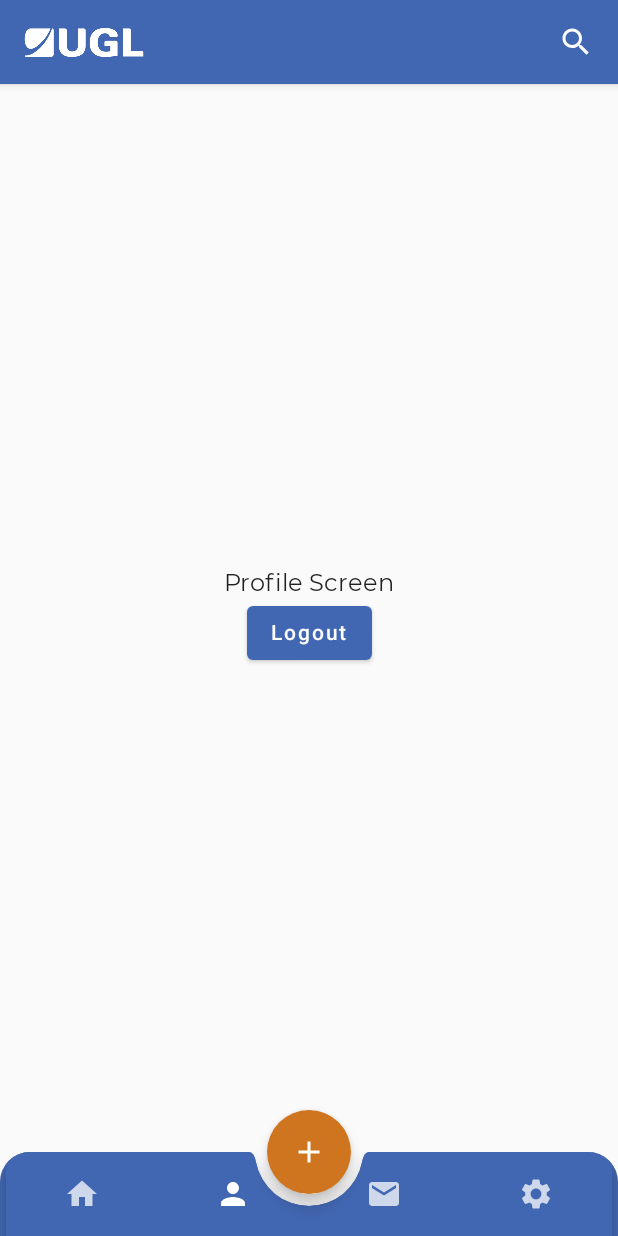
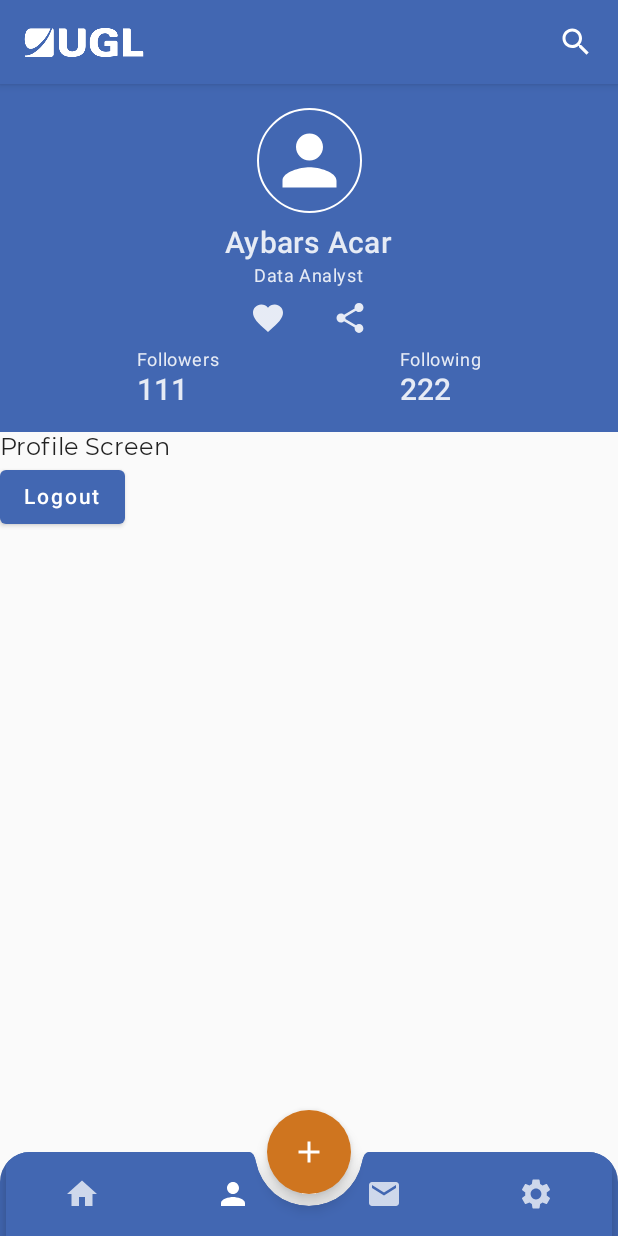
Before and after one commit to AybarsAcar/UglConsumablesAppAndroid, an Android app built with Jetpack Compose: the Home screen opened through its navigation route, item 2 of the bottom bar chosen, on a phone screen of 412 x 824 dp. Run offline under Robolectric (Android 15) with nearby library versions, the phone set to English and light mode, and no system bars; our stand-ins replace Dagger/Hilt's generated code, accompanist.

```diff
--- a/app/src/main/java/com/aybarsacar/uglconsumables/data/remote/UglConsumablesAppApi.kt
+++ b/app/src/main/java/com/aybarsacar/uglconsumables/data/remote/UglConsumablesAppApi.kt
@@ -12,7 +12,6 @@ interface UglConsumablesAppApi {
   @GET("User")
   suspend fun getUsers(): List<AccountDto>
 
-
   @GET("User/email/{email}")
   suspend fun getUserByEmail(@Path("email") email: String): AccountDto
 
@@ -22,10 +21,8 @@ interface UglConsumablesAppApi {
   @POST("Account")
   suspend fun getCurrentUser(): AccountDto
 
-
   @POST("Account/register")
   suspend fun register(@Body registerAccountDetails: RegisterAccountDetails): AccountDto
-
 
   @POST("Account/login")
   suspend fun login(@Body loginAccountDetails: LoginAccountDetails): AccountDto
--- a/app/src/main/java/com/aybarsacar/uglconsumables/data/remote/dto/ConsumableDto.kt
+++ b/app/src/main/java/com/aybarsacar/uglconsumables/data/remote/dto/ConsumableDto.kt
@@ -22,7 +22,7 @@ data class ConsumableDto(
 )
 
 
-data class CreateConsumableDto(
+data class ConsumableFormValues(
   val sapId: Int = -1,
   val description: String = "",
   val unitOfMeasure: String = "",
--- a/app/src/main/java/com/aybarsacar/uglconsumables/domain/repository/AreaOfWorkRepository.kt
+++ b/app/src/main/java/com/aybarsacar/uglconsumables/domain/repository/AreaOfWorkRepository.kt
@@ -10,5 +10,5 @@ interface AreaOfWorkRepository {
 
   fun getAreaOfWorks(): Flow<Resource<List<AreaOfWorkDto>>>
 
-  suspend fun createAreaOfWork(areaOfWork: AreaOfWorkFormValues)
+  fun createAreaOfWork(areaOfWork: AreaOfWorkFormValues): Flow<Resource<Unit>>
 }
--- a/app/src/main/java/com/aybarsacar/uglconsumables/ui/theme/Color.kt
+++ b/app/src/main/java/com/aybarsacar/uglconsumables/ui/theme/Color.kt
@@ -66,6 +66,10 @@ val Colors.addEditImageBackground: Color
   @Composable
   get() = if (isLight) MediumGray else ElevatedBackgroundGray
 
+val Colors.profileHeaderBackground: Color
+  @Composable
+  get() = if (isLight) DefaultBlue else SurfaceGray
+
 val Colors.taskItemTextColor: Color
   @Composable
   get() = if (isLight) DarkGray else LightGray
--- a/app/src/main/java/com/aybarsacar/uglconsumables/view/create_edit/CreateEditPage.kt
+++ b/app/src/main/java/com/aybarsacar/uglconsumables/view/create_edit/CreateEditPage.kt
@@ -97,7 +97,7 @@ fun CreateEditPage(
           when (tabData[index].first) {
 
             "Area of Work" -> {
-              CreateEditAreaOfWorkTab()
+              CreateEditAreaOfWorkTab(navController = navController)
             }
 
             "Consumable" -> {
--- a/app/src/main/java/com/aybarsacar/uglconsumables/view/home/profile_screen/ProfileScreen.kt
+++ b/app/src/main/java/com/aybarsacar/uglconsumables/view/home/profile_screen/ProfileScreen.kt
@@ -1,16 +1,15 @@
 package com.aybarsacar.uglconsumables.view.home.profile_screen
 
-import androidx.compose.foundation.layout.Arrangement
 import androidx.compose.foundation.layout.Column
 import androidx.compose.foundation.layout.fillMaxSize
 import androidx.compose.material.Button
 import androidx.compose.material.Text
 import androidx.compose.runtime.Composable
-import androidx.compose.ui.Alignment
 import androidx.compose.ui.Modifier
 import androidx.hilt.navigation.compose.hiltViewModel
 import com.aybarsacar.uglconsumables.navigation.Router
 import com.aybarsacar.uglconsumables.navigation.Screen
+import com.aybarsacar.uglconsumables.view.home.profile_screen.components.ProfileHeader
 import com.aybarsacar.uglconsumables.view.login_register.LoginRegisterViewModel
 
 
@@ -20,11 +19,16 @@ fun ProfileScreen(
   viewModel: LoginRegisterViewModel = hiltViewModel()
 ) {
 
+
   Column(
     modifier = Modifier.fillMaxSize(),
-    verticalArrangement = Arrangement.Center,
-    horizontalAlignment = Alignment.CenterHorizontally
   ) {
+
+    ProfileHeader(
+      username = "Aybars Acar",
+      department = "Data Analyst"
+    )
+
     Text(text = "Profile Screen")
 
     Button(onClick = {
--- /dev/null
+++ b/app/src/main/java/com/aybarsacar/uglconsumables/view/home/profile_screen/components/ProfileHeader.kt
@@ -0,0 +1,137 @@
+package com.aybarsacar.uglconsumables.view.home.profile_screen.components
+
+import androidx.compose.foundation.BorderStroke
+import androidx.compose.foundation.Image
+import androidx.compose.foundation.border
+import androidx.compose.foundation.layout.*
+import androidx.compose.foundation.shape.CircleShape
+import androidx.compose.material.Icon
+import androidx.compose.material.MaterialTheme
+import androidx.compose.material.Surface
+import androidx.compose.material.Text
+import androidx.compose.material.icons.Icons
+import androidx.compose.material.icons.filled.Favorite
+import androidx.compose.material.icons.filled.Person
+import androidx.compose.material.icons.filled.Share
+import androidx.compose.runtime.Composable
+import androidx.compose.ui.Alignment
+import androidx.compose.ui.Modifier
+import androidx.compose.ui.draw.clip
+import androidx.compose.ui.graphics.Color
+import androidx.compose.ui.graphics.ColorFilter
+import androidx.compose.ui.tooling.preview.Preview
+import androidx.compose.ui.unit.dp
+import com.aybarsacar.uglconsumables.ui.theme.UglConsumablesTheme
+import com.aybarsacar.uglconsumables.ui.theme.profileHeaderBackground
+
+
+@Composable
+fun ProfileHeader(
+  username: String,
+  department: String
+) {
+  Surface(
+    color = MaterialTheme.colors.profileHeaderBackground
+  ) {
+
+    Column(
+      modifier = Modifier
+        .padding(16.dp)
+        .fillMaxWidth()
+        .wrapContentHeight(),
+      horizontalAlignment = Alignment.CenterHorizontally,
+    ) {
+
+      Image(
+        modifier = Modifier
+          .size(70.dp)
+          .border(
+            border = BorderStroke(1.dp, color = Color.White),
+            shape = CircleShape
+          )
+          .clip(shape = CircleShape)
+          .padding(8.dp),
+        imageVector = Icons.Filled.Person,
+        contentDescription = "Profile Image",
+        colorFilter = ColorFilter.tint(Color.White)
+      )
+
+      Spacer(modifier = Modifier.height(8.dp))
+
+      Text(text = username, style = MaterialTheme.typography.h6)
+
+      Spacer(modifier = Modifier.height(2.dp))
+
+      Text(text = department, style = MaterialTheme.typography.caption)
+
+      Spacer(modifier = Modifier.height(8.dp))
+
+      Row(
+        modifier = Modifier.fillMaxWidth(),
+        horizontalArrangement = Arrangement.Center
+      ) {
+
+        Icon(
+          modifier = Modifier.padding(end = 15.dp),
+          imageVector = Icons.Default.Favorite,
+          contentDescription = "Favourite"
+        )
+        Icon(
+          modifier = Modifier.padding(start = 15.dp),
+          imageVector = Icons.Default.Share,
+          contentDescription = "Share"
+        )
+      }
+
+      Spacer(modifier = Modifier.height(8.dp))
+
+      FollowView()
+    }
+  }
+}
+
+
+@Composable
+fun FollowView() {
+
+  Row(modifier = Modifier.fillMaxWidth(), horizontalArrangement = Arrangement.Center) {
+
+    Column(
+      modifier = Modifier.padding(end = 60.dp),
+      verticalArrangement = Arrangement.Center
+    ) {
+      Text(text = "Followers", style = MaterialTheme.typography.caption)
+      Text(text = "111", style = MaterialTheme.typography.h6)
+    }
+
+    Column(
+      modifier = Modifier.padding(start = 60.dp),
+      verticalArrangement = Arrangement.Center
+    ) {
+      Text(text = "Following", style = MaterialTheme.typography.caption)
+      Text(text = "222", style = MaterialTheme.typography.h6)
+    }
+  }
+
+}
+
+
+@Preview
+@Composable
+fun ProfileHeaderPreview() {
+  ProfileHeader(
+    username = "Aybars Acar",
+    department = "Data Analyst"
+  )
+}
+
+@Preview
+@Composable
+fun ProfileHeaderPreviewDark() {
+  UglConsumablesTheme(darkTheme = true) {
+    ProfileHeader(
+      username = "Aybars Acar",
+      department = "Data Analyst"
+    )
+  }
+}
--- a/app/src/main/java/com/aybarsacar/uglconsumables/view/login_register/LoginRegisterViewModel.kt
+++ b/app/src/main/java/com/aybarsacar/uglconsumables/view/login_register/LoginRegisterViewModel.kt
@@ -7,6 +7,7 @@ import androidx.compose.runtime.setValue
 import androidx.lifecycle.ViewModel
 import androidx.lifecycle.viewModelScope
 import com.aybarsacar.uglconsumables.data.local.DataStoreRepository
+import com.aybarsacar.uglconsumables.data.remote.dto.AccountDto
 import com.aybarsacar.uglconsumables.data.remote.dto.LoginAccountDetails
 import com.aybarsacar.uglconsumables.data.remote.dto.RegisterAccountDetails
 import com.aybarsacar.uglconsumables.domain.repository.UserRepository
@@ -98,4 +99,8 @@ class LoginRegisterViewModel @Inject constructor(
       _dataStoreRepository.clear()
     }
   }
+
+  fun setAccountFromDataStore(accountDto: AccountDto) {
+    _state.value = LoginRegisterState(account = accountDto)
+  }
 }
```
Also changed, not shown: app/src/main/java/com/aybarsacar/uglconsumables/data/repository/AreaOfWorkRepositoryImpl.kt (+18 -2 lines), app/src/main/java/com/aybarsacar/uglconsumables/view/create_edit/CreateEditAreaOfWorkTab.kt (+20 -2 lines), app/src/main/java/com/aybarsacar/uglconsumables/view/create_edit/viewmodell/CreateEditAreaOfWorkViewModel.kt (added, +51 -0 lines), app/src/main/java/com/aybarsacar/uglconsumables/view/create_edit/viewmodell/CreateEditState.kt (added, +8 -0 lines).
